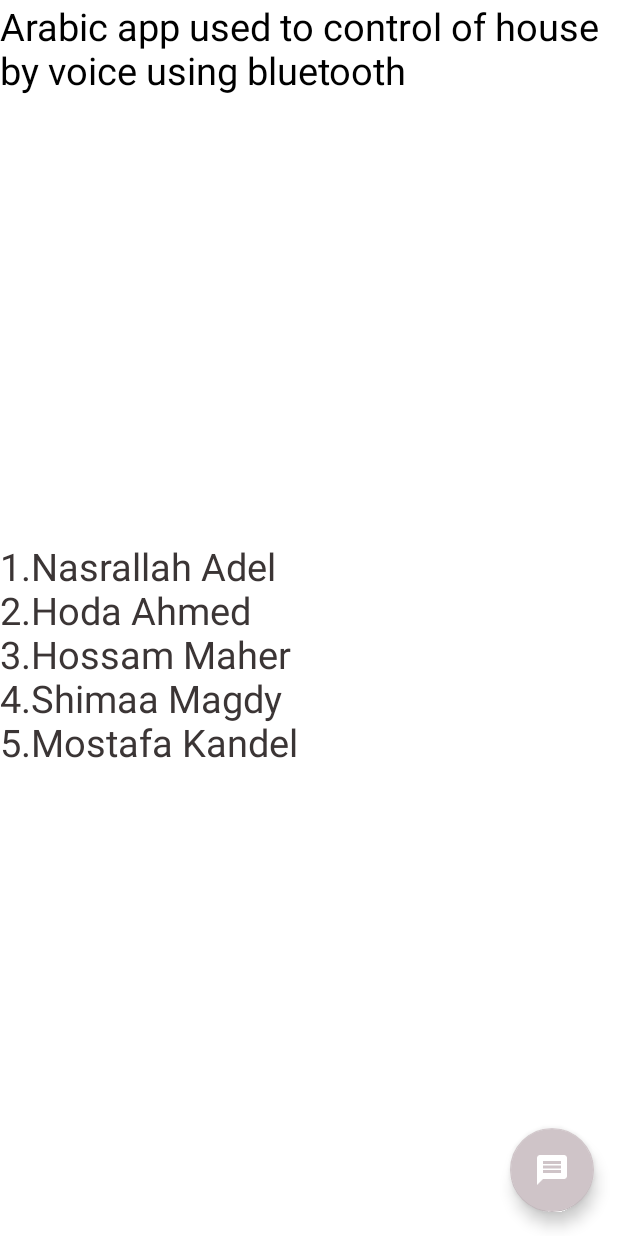
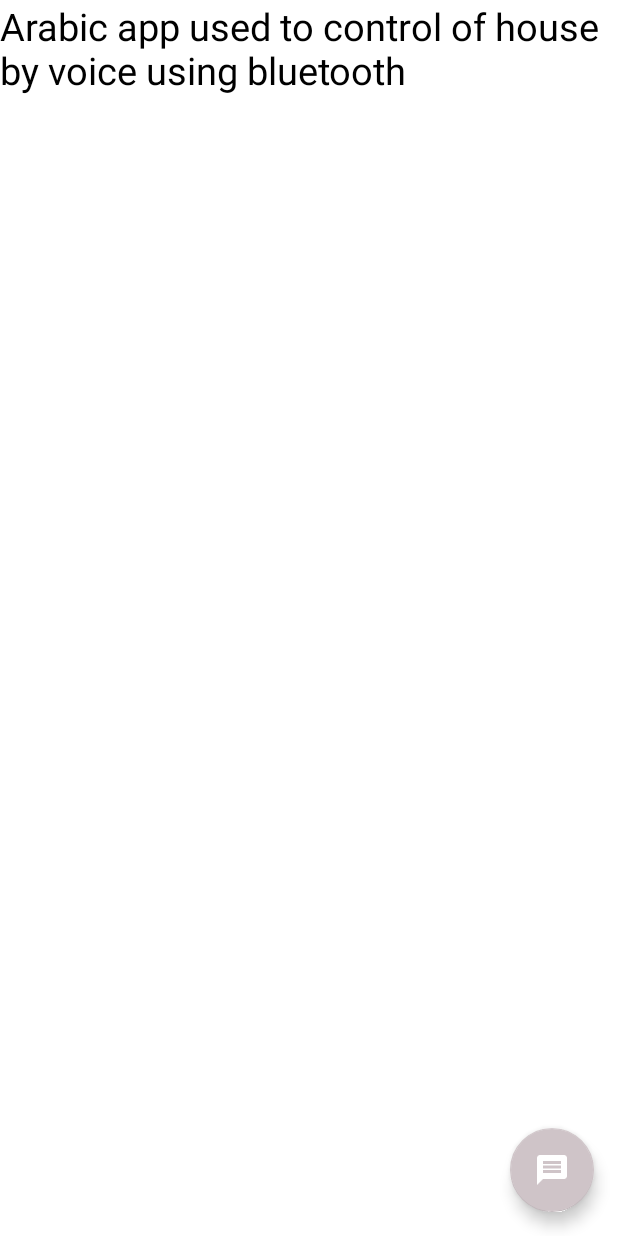
Before and after one commit to Hossammaher/Mongez, an Android app: the fragment AboutFragment shown on its own in the app's theme, on a phone screen of 412 x 824 dp. Run offline under Robolectric (Android 15) with nearby library versions, the phone set to English and light mode, and no system bars; our stand-ins replace Firebase (no records; nobody signed in at launch, a user with empty details on screens opened directly); libraries missing offline, so code that uses them is left out: com.github.clans.fab, com.webianks.easy_feedback; plain views replace FloatingActionButton; 2 statements that could not run were skipped.

Commit message:
new feed

```diff
--- a/app/src/main/res/layout/fragment_about.xml
+++ b/app/src/main/res/layout/fragment_about.xml
@@ -23,20 +23,20 @@
         android:textColor="#000"
         />
 
-        <TextView
+        <!--<TextView-->
 
-            android:id="@+id/dev"
-            android:layout_width="match_parent"
-            android:layout_height="wrap_content"
-            android:layout_below="@+id/about"
-            android:layout_marginBottom="312dp"
-            android:text="@string/developers"
-            android:textColor="#3b3535"
-            android:textSize="25sp"
-            app:layout_constraintBottom_toBottomOf="parent"
-            app:layout_constraintHorizontal_bias="0.0"
-            app:layout_constraintLeft_toLeftOf="parent"
-            app:layout_constraintRight_toRightOf="parent" />
+            <!--android:id="@+id/dev"-->
+            <!--android:layout_width="match_parent"-->
+            <!--android:layout_height="wrap_content"-->
+            <!--android:layout_below="@+id/about"-->
+            <!--android:layout_marginBottom="312dp"-->
+            <!--android:text="@string/developers"-->
+            <!--android:textColor="#3b3535"-->
+            <!--android:textSize="25sp"-->
+            <!--app:layout_constraintBottom_toBottomOf="parent"-->
+            <!--app:layout_constraintHorizontal_bias="0.0"-->
+            <!--app:layout_constraintLeft_toLeftOf="parent"-->
+            <!--app:layout_constraintRight_toRightOf="parent" />-->
 
 
         <com.github.clans.fab.FloatingActionButton
```
